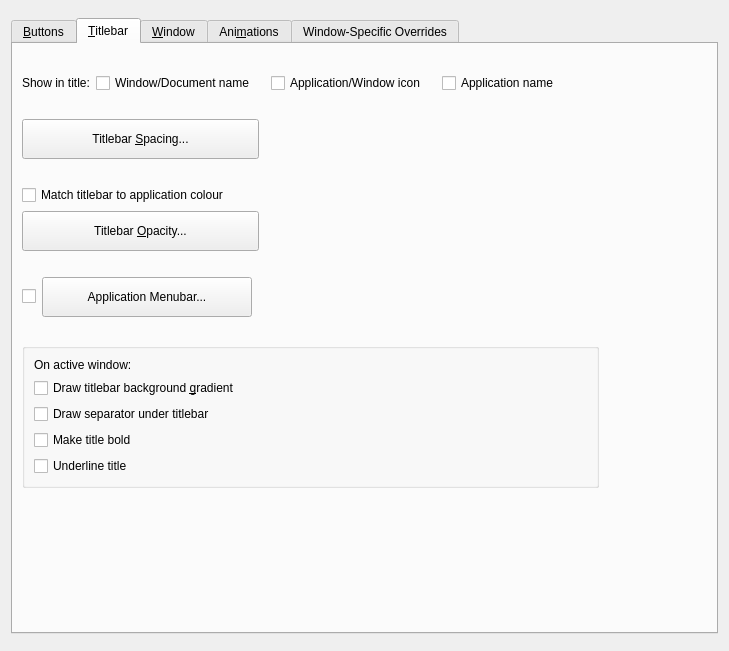
remilia-dev/klassy, file kdecoration/config/ui/breezeconfigurationui.ui: the form before one commit.
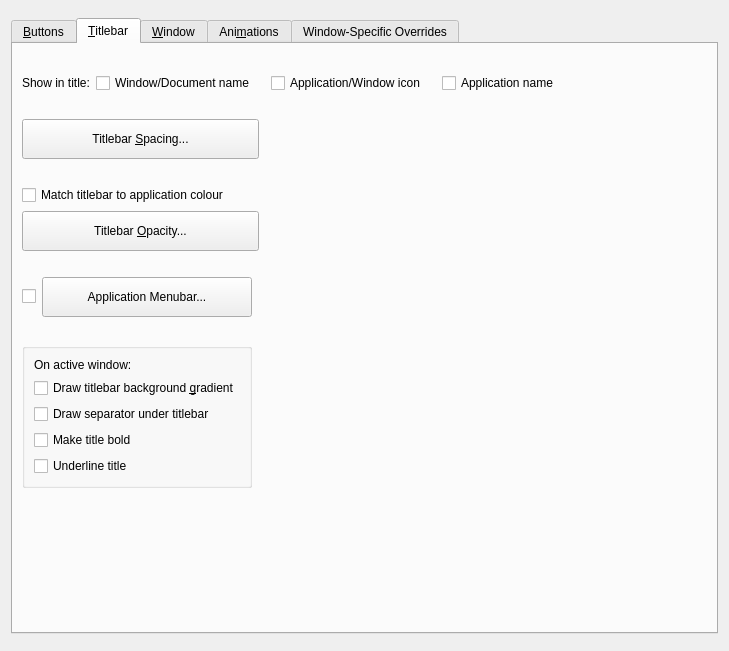
The form after the commit. The open tabs and pages were chosen to show the change. Icons and pictures are not drawn. Custom widgets are drawn as their Qt base class.

Commit message: Squash groupbox for active window titlebar configs

The edit to the form file:
```diff
--- a/kdecoration/config/ui/breezeconfigurationui.ui
+++ b/kdecoration/config/ui/breezeconfigurationui.ui
@@ -1219,6 +1219,8 @@
             </spacer>
            </item>
            <item>
+            <layout class="QHBoxLayout" name="horizontalLayout_6">
+             <item>
             <widget class="QGroupBox" name="groupBox_6">
              <property name="title">
               <string/>
@@ -1261,6 +1263,21 @@
               </item>
              </layout>
             </widget>
+             </item>
+             <item>
+              <spacer name="horizontalSpacer_11">
+               <property name="orientation">
+                <enum>Qt::Orientation::Horizontal</enum>
+               </property>
+               <property name="sizeHint" stdset="0">
+                <size>
+                 <width>40</width>
+                 <height>20</height>
+                </size>
+               </property>
+              </spacer>
+             </item>
+            </layout>
            </item>
            <item>
             <spacer name="verticalSpacer_19">
```
Lines whose indentation alone changed are shown as unchanged.
